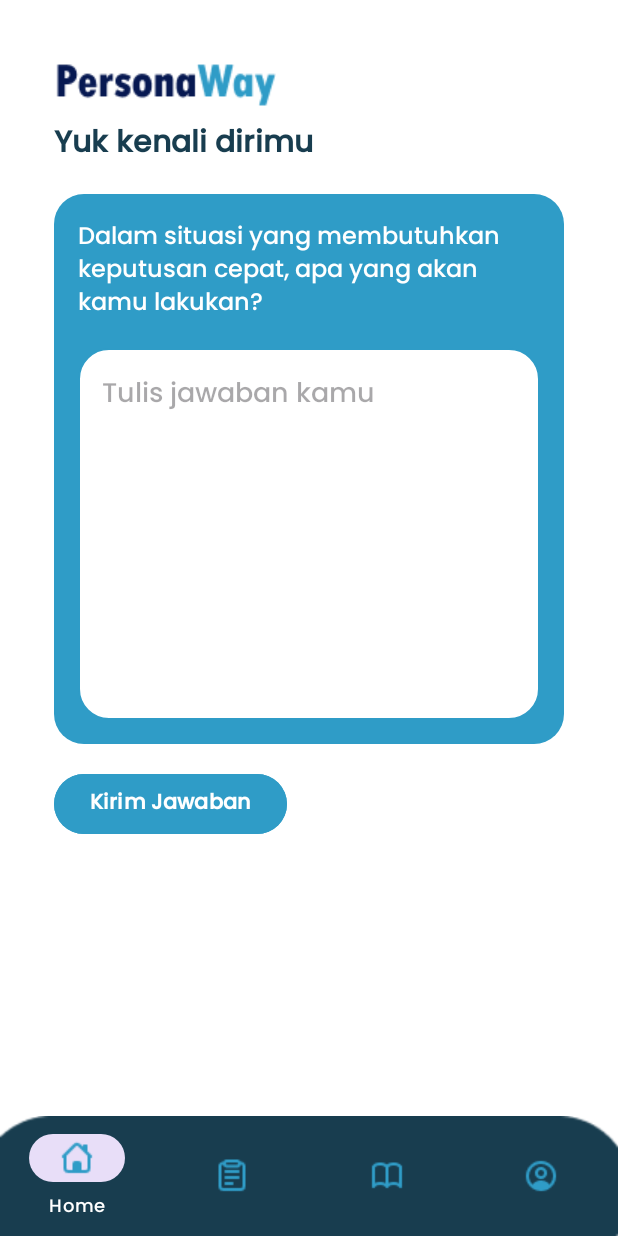
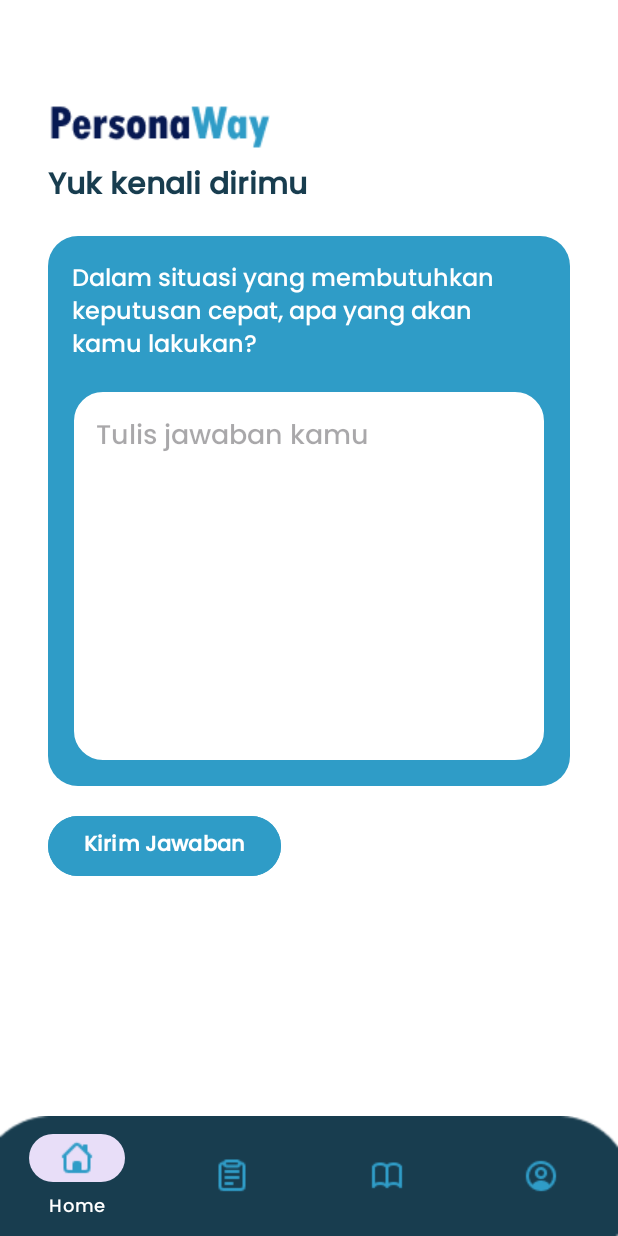
Before and after one commit to PersonaWay/Mobile-Development, an Android app: the fragment TestFragment placed in its activity, on a phone screen of 412 x 824 dp. Run offline under Robolectric (Android 15) with nearby library versions, the phone set to English and light mode, and no system bars; our stand-ins replace Firebase (no records; nobody signed in at launch, a user with empty details on screens opened directly).

Commit message:
fix: test page flow

```diff
--- a/app/src/main/java/com/capstone/personaway/ui/MainActivity.kt
+++ b/app/src/main/java/com/capstone/personaway/ui/MainActivity.kt
@@ -8,6 +8,7 @@ import androidx.core.view.WindowInsetsCompat
 import androidx.fragment.app.Fragment
 import com.capstone.personaway.R
 import com.capstone.personaway.databinding.ActivityMainBinding
+import com.capstone.personaway.ui.fragment.BehindTest1Fragment
 import com.capstone.personaway.ui.fragment.HomeFragment
 import com.capstone.personaway.ui.fragment.ProfileFragment
 import com.capstone.personaway.ui.fragment.ResultFragment
@@ -41,7 +42,7 @@ class MainActivity : AppCompatActivity() {
                     true
                 }
                 R.id.nav_test -> {
-                    replaceFragment(TestFragment())
+                    replaceFragment(BehindTest1Fragment())
                     true
                 }
                 R.id.nav_result -> {
--- a/app/src/main/res/layout/activity_main.xml
+++ b/app/src/main/res/layout/activity_main.xml
@@ -9,8 +9,10 @@
 
     <FrameLayout
         android:layout_width="match_parent"
-        android:layout_height="match_parent"
-        android:id="@+id/fragment_container"/>
+        android:layout_height="0dp"
+        android:id="@+id/fragment_container"
+        app:layout_constraintTop_toTopOf="parent"
+        app:layout_constraintBottom_toTopOf="@id/bottom_navigation"/>
 
 
     <com.google.android.material.bottomnavigation.BottomNavigationView
--- a/app/src/main/res/layout/fragment_test.xml
+++ b/app/src/main/res/layout/fragment_test.xml
@@ -3,37 +3,46 @@
     xmlns:tools="http://schemas.android.com/tools"
     android:layout_width="match_parent"
     android:layout_height="match_parent"
-    tools:context=".ui.fragment.TestFragment">
+    xmlns:app="http://schemas.android.com/apk/res-auto"
+    tools:context=".ui.fragment.TestFragment"
+    android:paddingHorizontal="32dp"
+    android:paddingTop="64dp"
+    android:paddingBottom="16dp">
+
+    <!-- Bagian Logo -->
+    <View
+        android:id="@+id/logomain"
+        android:layout_width="148dp"
+        android:layout_height="35dp"
+        android:background="@drawable/logomain"
+        app:layout_constraintTop_toTopOf="parent"
+        app:layout_constraintStart_toStartOf="parent"/>
+
+    <!-- Bagian Selamat Datang -->
+    <TextView
+        android:id="@+id/tvHeader"
+        android:layout_width="wrap_content"
+        android:layout_height="wrap_content"
+        android:layout_marginTop="8dp"
+        android:text="@string/test"
+        android:textColor="@color/primary"
+        android:textSize="20sp"
+        android:textStyle="bold"
+        app:layout_constraintTop_toBottomOf="@id/logomain"
+        app:layout_constraintStart_toStartOf="parent"/>
 
     <!-- Konten Utama -->
     <ScrollView
+        android:id="@+id/svTest"
         android:layout_width="match_parent"
         android:layout_height="0dp"
-        android:layout_weight="1"
-        android:padding="36dp">
+        app:layout_constraintTop_toBottomOf="@id/tvHeader"
+        app:layout_constraintBottom_toBottomOf="parent">
 
         <LinearLayout
             android:layout_width="match_parent"
             android:layout_height="wrap_content"
             android:orientation="vertical">
-
-            <!-- Bagian Logo -->
-            <View
-                android:id="@+id/logomain"
-                android:layout_width="148dp"
-                android:layout_height="35dp"
-                android:background="@drawable/logomain" />
-
-            <!-- Bagian Selamat Datang -->
-            <TextView
-                android:id="@+id/welcome_user"
-                android:layout_width="wrap_content"
-                android:layout_height="wrap_content"
-                android:layout_marginTop="8dp"
-                android:text="@string/test"
-                android:textColor="@color/primary"
-                android:textSize="20sp"
-                android:textStyle="bold" />
 
             <!-- Inputan -->
             <LinearLayout
```
Also changed, not shown: app/src/main/java/com/capstone/personaway/ui/fragment/BehindTest1Fragment.kt (+18 -9 lines), app/src/main/java/com/capstone/personaway/ui/fragment/BehindTest2Fragment.kt (+17 -6 lines), app/src/main/res/layout/fragment_behind_test1.xml (+16 -31 lines), app/src/main/res/layout/fragment_behind_test2.xml (+11 -22 lines).
